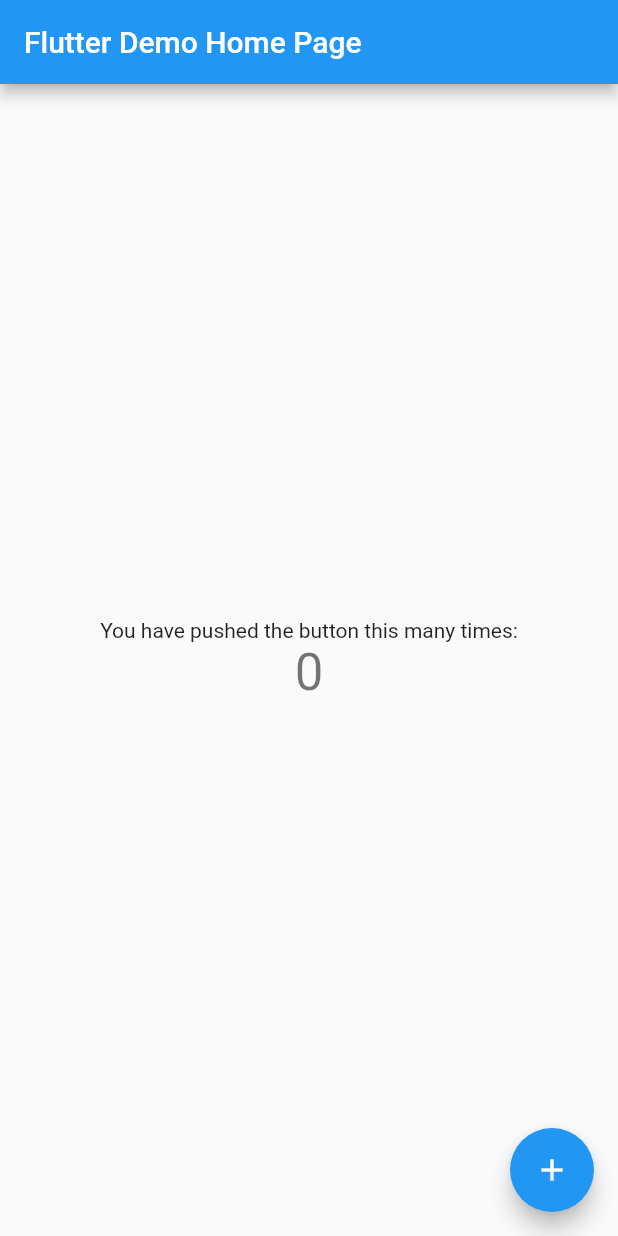
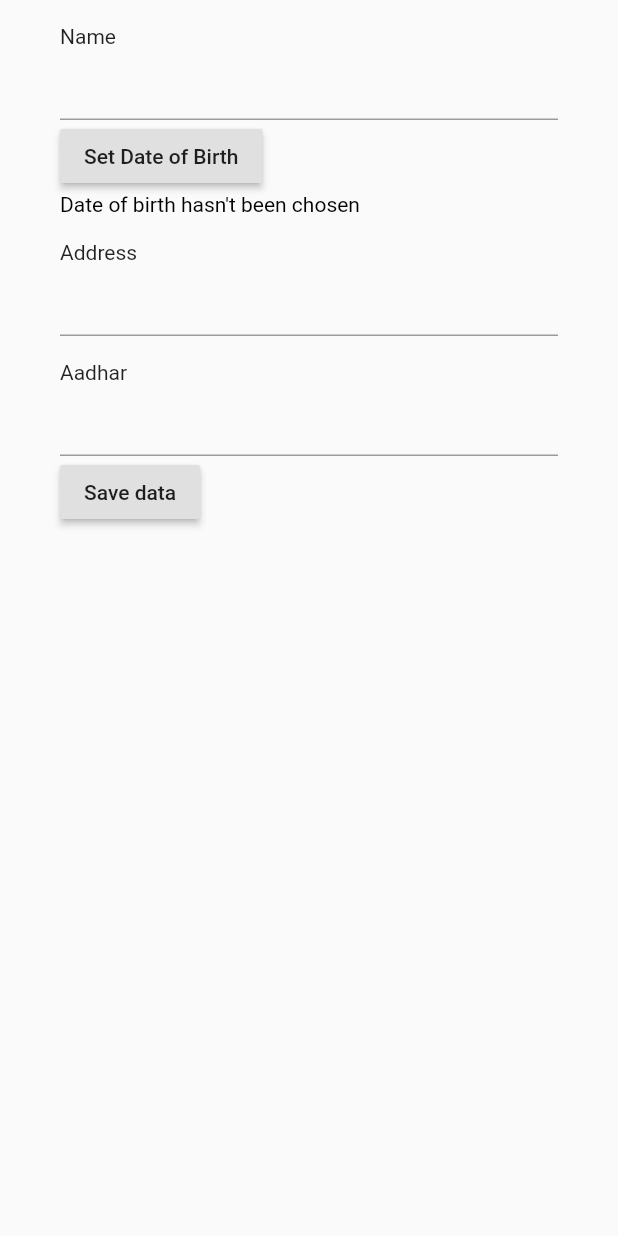
Before and after one commit to steevjames/C19-Tracker, a Flutter app: the screen it shows after launch, on a phone screen of 412 x 824 dp. Run offline on Flutter 3.47's test engine with Material 2 defaults, Android fonts, the phone set to English and light mode, and no system bars; our stand-ins replace qr_flutter, shared_preferences.

```diff
--- /dev/null
+++ b/lib/collectdata.dart
@@ -0,0 +1,136 @@
+import 'dart:convert';
+
+import 'package:flutter/material.dart';
+import 'package:shared_preferences/shared_preferences.dart';
+
+class DataCollection extends StatefulWidget {
+  final Function refreshParent;
+  DataCollection({@required this.refreshParent});
+  @override
+  _DataCollectionState createState() => _DataCollectionState();
+}
+
+class _DataCollectionState extends State<DataCollection> {
+  final _formKey = GlobalKey<FormState>();
+  String name;
+  String address;
+  String aadhar;
+  String selectedDate;
+  bool dobError = false;
+  Map<String, String> result;
+
+  Future<void> _selectDate(BuildContext context) async {
+    final DateTime picked = await showDatePicker(
+      context: context,
+      initialDate: DateTime(1999),
+      firstDate: DateTime(1900, 1),
+      lastDate: DateTime(2050),
+    );
+    if (picked != null)
+      setState(() {
+        selectedDate = picked.year.toString().padLeft(2, '0') +
+            "-" +
+            picked.month.toString().padLeft(2, '0') +
+            "-" +
+            picked.day.toString().padLeft(2, '0');
+      });
+    print(selectedDate);
+  }
+
+  submitData() async {
+    setState(() {
+      dobError = false;
+    });
+    if (!_formKey.currentState.validate()) return;
+
+    if (selectedDate == null) {
+      setState(() {
+        dobError = true;
+      });
+      return;
+    }
+
+    result = {
+      "Name": name,
+      "DOB": selectedDate,
+      "Address": address,
+      "Aadhar": aadhar,
+    };
+    print("Userdata from form \n$result");
+    SharedPreferences prefs = await SharedPreferences.getInstance();
+    await prefs.setString("userData", jsonEncode(result));
+    widget.refreshParent();
+  }
+
+  @override
+  Widget build(BuildContext context) {
+    return Scaffold(
+        body: Container(
+      margin: EdgeInsets.symmetric(horizontal: 40),
+      child: Form(
+        key: _formKey,
+        child: ListView(
+          children: <Widget>[
+            SafeArea(child: Center()),
+            Text("\nName"),
+            TextFormField(
+              validator: (value) {
+                if (value.isEmpty) return "Enter Name";
+                return null;
+              },
+              onChanged: (value) {
+                name = value;
+              },
+            ),
+            Align(
+              alignment: Alignment.centerLeft,
+              child: RaisedButton(
+                onPressed: () => _selectDate(context),
+                child: Text(
+                  selectedDate == null
+                      ? 'Set Date of Birth'
+                      : "Change Date of birth",
+                ),
+              ),
+            ),
+            Text(
+              selectedDate == null
+                  ? "Date of birth hasn't been chosen"
+                  : "DOB: " + selectedDate,
+              style: TextStyle(color: dobError ? Colors.red : Colors.black),
+            ),
+            Text("\nAddress"),
+            TextFormField(
+              validator: (value) {
+                if (value.isEmpty) return "Enter Address";
+                return null;
+              },
+              onChanged: (value) {
+                address = value;
+              },
+            ),
+            Text("\nAadhar"),
+            TextFormField(
+              validator: (value) {
+                if (value.isEmpty) return "Enter Aadhar";
+                if (value.length != 12) return "Enter valid Aadhar";
+                return null;
+              },
+              keyboardType: TextInputType.number,
+              onChanged: (value) {
+                aadhar = value;
+              },
+            ),
+            Align(
+              alignment: Alignment.centerLeft,
+              child: RaisedButton(
+                child: Text("Save data"),
+                onPressed: submitData,
+              ),
+            ),
+          ],
+        ),
+      ),
+    ));
+  }
+}
--- /dev/null
+++ b/lib/homepage.dart
@@ -0,0 +1,45 @@
+import 'package:datacollect/collectdata.dart';
+import 'package:datacollect/qrCode.dart';
+import 'package:flutter/material.dart';
+import 'package:shared_preferences/shared_preferences.dart';
+
+class HomePage extends StatefulWidget {
+  @override
+  _HomePageState createState() => _HomePageState();
+}
+
+class _HomePageState extends State<HomePage> {
+  getData() async {
+    SharedPreferences prefs = await SharedPreferences.getInstance();
+    String userData = prefs.getString("userData");
+    print("Data from homepage\n $userData");
+    return userData ?? "empty";
+  }
+
+  refreshPage() {
+    setState(() {});
+  }
+
+  @override
+  Widget build(BuildContext context) {
+    return Scaffold(
+      body: FutureBuilder(
+        future: getData(),
+        builder: (BuildContext context, snapshot) {
+          if (!snapshot.hasData)
+            return Center(
+              child: CircularProgressIndicator(),
+            );
+          if (snapshot.data == "empty")
+            return DataCollection(
+              refreshParent: refreshPage,
+            );
+          return QRCodePage(
+            userData: snapshot.data,
+            refreshParent: refreshPage,
+          );
+        },
+      ),
+    );
+  }
+}
--- a/lib/main.dart
+++ b/lib/main.dart
@@ -1,117 +1,26 @@
+import 'package:datacollect/homepage.dart';
 import 'package:flutter/material.dart';
+import 'package:shared_preferences/shared_preferences.dart';
 
 void main() {
   runApp(MyApp());
 }
 
 class MyApp extends StatelessWidget {
-  // This widget is the root of your application.
   @override
   Widget build(BuildContext context) {
     return MaterialApp(
       title: 'Flutter Demo',
       theme: ThemeData(
-        // This is the theme of your application.
-        //
-        // Try running your application with "flutter run". You'll see the
-        // application has a blue toolbar. Then, without quitting the app, try
-        // changing the primarySwatch below to Colors.green and then invoke
-        // "hot reload" (press "r" in the console where you ran "flutter run",
-        // or simply save your changes to "hot reload" in a Flutter IDE).
-        // Notice that the counter didn't reset back to zero; the application
-        // is not restarted.
         primarySwatch: Colors.blue,
-        // This makes the visual density adapt to the platform that you run
-        // the app on. For desktop platforms, the controls will be smaller and
-        // closer together (more dense) than on mobile platforms.
         visualDensity: VisualDensity.adaptivePlatformDensity,
       ),
-      home: MyHomePage(title: 'Flutter Demo Home Page'),
+      home: HomePage(),
     );
   }
 }
 
-class MyHomePage extends StatefulWidget {
-  MyHomePage({Key key, this.title}) : super(key: key);
-
-  // This widget is the home page of your application. It is stateful, meaning
-  // that it has a State object (defined below) that contains fields that affect
-  // how it looks.
-
-  // This class is the configuration for the state. It holds the values (in this
-  // case the title) provided by the parent (in this case the App widget) and
-  // used by the build method of the State. Fields in a Widget subclass are
-  // always marked "final".
-
-  final String title;
-
-  @override
-  _MyHomePageState createState() => _MyHomePageState();
+delete() async {
+  SharedPreferences prefs = await SharedPreferences.getInstance();
+  prefs.setString("userData", null);
 }
-
-class _MyHomePageState extends State<MyHomePage> {
-  int _counter = 0;
-
-  void _incrementCounter() {
-    setState(() {
-      // This call to setState tells the Flutter framework that something has
-      // changed in this State, which causes it to rerun the build method below
-      // so that the display can reflect the updated values. If we changed
-      // _counter without calling setState(), then the build method would not be
-      // called again, and so nothing would appear to happen.
-      _counter++;
-    });
-  }
-
-  @override
-  Widget build(BuildContext context) {
-    // This method is rerun every time setState is called, for instance as done
-    // by the _incrementCounter method above.
-    //
-    // The Flutter framework has been optimized to make rerunning build methods
-    // fast, so that you can just rebuild anything that needs updating rather
-    // than having to individually change instances of widgets.
-    return Scaffold(
-      appBar: AppBar(
-        // Here we take the value from the MyHomePage object that was created by
-        // the App.build method, and use it to set our appbar title.
-        title: Text(widget.title),
-      ),
-      body: Center(
-        // Center is a layout widget. It takes a single child and positions it
-        // in the middle of the parent.
-        child: Column(
-          // Column is also a layout widget. It takes a list of children and
-          // arranges them vertically. By default, it sizes itself to fit its
-          // children horizontally, and tries to be as tall as its parent.
-          //
-          // Invoke "debug painting" (press "p" in the console, choose the
-          // "Toggle Debug Paint" action from the Flutter Inspector in Android
-          // Studio, or the "Toggle Debug Paint" command in Visual Studio Code)
-          // to see the wireframe for each widget.
-          //
-          // Column has various properties to control how it sizes itself and
-          // how it positions its children. Here we use mainAxisAlignment to
-          // center the children vertically; the main axis here is the vertical
-          // axis because Columns are vertical (the cross axis would be
-          // horizontal).
-          mainAxisAlignment: MainAxisAlignment.center,
-          children: <Widget>[
-            Text(
-              'You have pushed the button this many times:',
-            ),
-            Text(
-              '$_counter',
-              style: Theme.of(context).textTheme.headline4,
-            ),
-          ],
-        ),
-      ),
-      floatingActionButton: FloatingActionButton(
-        onPressed: _incrementCounter,
-        tooltip: 'Increment',
-        child: Icon(Icons.add),
-      ), // This trailing comma makes auto-formatting nicer for build methods.
-    );
-  }
-}
```
Also changed, not shown: lib/qrCode.dart (added, +52 -0 lines), pubspec.yaml (+2 -37 lines), pubspec.lock.
